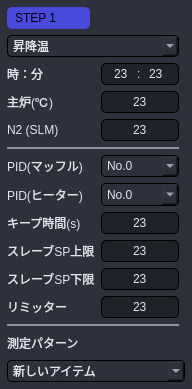
Old version of the form Source code/gui_main/gui/widgets/py_pattern/temp_pattern.ui in the repository coolandy345/MS4371.
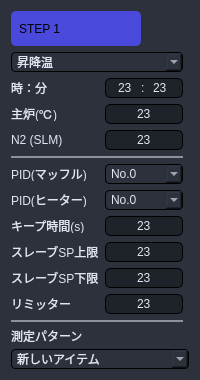
New version of the form.

Diff of the .ui file:
```diff
--- a/Source code/gui_main/gui/widgets/py_pattern/temp_pattern.ui
+++ b/Source code/gui_main/gui/widgets/py_pattern/temp_pattern.ui
@@ -6,8 +6,8 @@
    <rect>
     <x>0</x>
     <y>0</y>
-    <width>192</width>
-    <height>389</height>
+    <width>200</width>
+    <height>380</height>
    </rect>
   </property>
   <property name="sizePolicy">
@@ -18,14 +18,14 @@
   </property>
   <property name="minimumSize">
    <size>
-    <width>0</width>
-    <height>0</height>
+    <width>200</width>
+    <height>380</height>
    </size>
   </property>
   <property name="maximumSize">
    <size>
-    <width>16777215</width>
-    <height>16777215</height>
+    <width>200</width>
+    <height>380</height>
    </size>
   </property>
   <property name="windowTitle">
@@ -124,16 +124,16 @@
       </property>
       <layout class="QGridLayout" name="gridLayout_4">
        <property name="leftMargin">
-        <number>2</number>
+        <number>6</number>
        </property>
        <property name="topMargin">
-        <number>2</number>
+        <number>6</number>
        </property>
        <property name="rightMargin">
-        <number>2</number>
+        <number>6</number>
        </property>
        <property name="bottomMargin">
-        <number>2</number>
+        <number>6</number>
        </property>
        <property name="spacing">
         <number>6</number>
@@ -149,13 +149,13 @@
          <property name="minimumSize">
           <size>
            <width>0</width>
-           <height>0</height>
+           <height>20</height>
           </size>
          </property>
          <property name="maximumSize">
           <size>
            <width>16777215</width>
-           <height>16777215</height>
+           <height>20</height>
           </size>
          </property>
          <property name="styleSheet">
@@ -211,13 +211,13 @@
          <property name="minimumSize">
           <size>
            <width>0</width>
-           <height>0</height>
+           <height>20</height>
           </size>
          </property>
          <property name="maximumSize">
           <size>
            <width>16777215</width>
-           <height>16777215</height>
+           <height>20</height>
           </size>
          </property>
          <property name="mouseTracking">
@@ -258,13 +258,13 @@
          <property name="minimumSize">
           <size>
            <width>0</width>
-           <height>0</height>
+           <height>15</height>
           </size>
          </property>
          <property name="maximumSize">
           <size>
            <width>16777215</width>
-           <height>16777215</height>
+           <height>15</height>
           </size>
          </property>
          <property name="styleSheet">
@@ -282,13 +282,13 @@
          <property name="minimumSize">
           <size>
            <width>0</width>
-           <height>0</height>
+           <height>15</height>
           </size>
          </property>
          <property name="maximumSize">
           <size>
            <width>16777215</width>
-           <height>16777215</height>
+           <height>15</height>
           </size>
          </property>
          <property name="styleSheet">
@@ -306,13 +306,13 @@
          <property name="minimumSize">
           <size>
            <width>0</width>
-           <height>0</height>
+           <height>15</height>
           </size>
          </property>
          <property name="maximumSize">
           <size>
            <width>16777215</width>
-           <height>16777215</height>
+           <height>15</height>
           </size>
          </property>
          <property name="styleSheet">
@@ -330,13 +330,13 @@
          <property name="minimumSize">
           <size>
            <width>0</width>
-           <height>0</height>
+           <height>15</height>
           </size>
          </property>
          <property name="maximumSize">
           <size>
            <width>16777215</width>
-           <height>16777215</height>
+           <height>15</height>
           </size>
          </property>
          <property name="styleSheet">
@@ -360,13 +360,13 @@
          <property name="minimumSize">
           <size>
            <width>0</width>
-           <height>0</height>
+           <height>20</height>
           </size>
          </property>
          <property name="maximumSize">
           <size>
            <width>16777215</width>
-           <height>16777215</height>
+           <height>20</height>
           </size>
          </property>
          <property name="styleSheet">
@@ -396,13 +396,13 @@
          <property name="minimumSize">
           <size>
            <width>0</width>
-           <height>0</height>
+           <height>20</height>
           </size>
          </property>
          <property name="maximumSize">
           <size>
            <width>16777215</width>
-           <height>16777215</height>
+           <height>20</height>
           </size>
          </property>
          <property name="styleSheet">
@@ -471,7 +471,7 @@
              <enum>QAbstractSpinBox::NoButtons</enum>
             </property>
             <property name="maximum">
-             <number>999</number>
+             <number>99</number>
             </property>
             <property name="stepType">
              <enum>QAbstractSpinBox::DefaultStepType</enum>
@@ -535,7 +535,7 @@
              <enum>QAbstractSpinBox::NoButtons</enum>
             </property>
             <property name="maximum">
-             <number>999</number>
+             <number>59</number>
             </property>
             <property name="stepType">
              <enum>QAbstractSpinBox::DefaultStepType</enum>
@@ -553,13 +553,13 @@
          <property name="minimumSize">
           <size>
            <width>0</width>
-           <height>0</height>
+           <height>15</height>
           </size>
          </property>
          <property name="maximumSize">
           <size>
            <width>16777215</width>
-           <height>16777215</height>
+           <height>15</height>
           </size>
          </property>
          <property name="styleSheet">
@@ -608,13 +608,13 @@
          <property name="minimumSize">
           <size>
            <width>0</width>
-           <height>0</height>
+           <height>20</height>
           </size>
          </property>
          <property name="maximumSize">
           <size>
            <width>16777215</width>
-           <height>16777215</height>
+           <height>20</height>
           </size>
          </property>
          <property name="mouseTracking">
@@ -661,13 +661,13 @@
          <property name="minimumSize">
           <size>
            <width>0</width>
-           <height>0</height>
+           <height>20</height>
           </size>
          </property>
          <property name="maximumSize">
           <size>
            <width>16777215</width>
-           <height>16777215</height>
+           <height>20</height>
           </size>
          </property>
          <property name="mouseTracking">
@@ -708,13 +708,13 @@
          <property name="minimumSize">
           <size>
            <width>0</width>
-           <height>0</height>
+           <height>15</height>
           </size>
          </property>
          <property name="maximumSize">
           <size>
            <width>16777215</width>
-           <height>16777215</height>
+           <height>15</height>
           </size>
          </property>
          <property name="styleSheet">
@@ -732,13 +732,13 @@
          <property name="minimumSize">
           <size>
            <width>0</width>
-           <height>0</height>
+           <height>15</height>
           </size>
          </property>
          <property name="maximumSize">
           <size>
            <width>16777215</width>
-           <height>16777215</height>
+           <height>15</height>
           </size>
          </property>
          <property name="styleSheet">
@@ -756,13 +756,13 @@
          <property name="minimumSize">
           <size>
            <width>0</width>
-           <height>0</height>
+           <height>15</height>
           </size>
          </property>
          <property name="maximumSize">
           <size>
            <width>16777215</width>
-           <height>16777215</height>
+           <height>15</height>
           </size>
          </property>
          <property name="styleSheet">
@@ -786,13 +786,13 @@
          <property name="minimumSize">
           <size>
            <width>0</width>
-           <height>0</height>
+           <height>20</height>
           </size>
          </property>
          <property name="maximumSize">
           <size>
            <width>16777215</width>
-           <height>16777215</height>
+           <height>20</height>
           </size>
          </property>
          <property name="mouseTracking">
@@ -864,13 +864,13 @@
          <property name="minimumSize">
           <size>
            <width>0</width>
-           <height>0</height>
+           <height>20</height>
           </size>
          </property>
          <property name="maximumSize">
           <size>
            <width>16777215</width>
-           <height>16777215</height>
+           <height>20</height>
           </size>
          </property>
          <property name="mouseTracking">
@@ -911,13 +911,13 @@
          <property name="minimumSize">
           <size>
            <width>0</width>
-           <height>0</height>
+           <height>15</height>
           </size>
          </property>
          <property name="maximumSize">
           <size>
            <width>16777215</width>
-           <height>16777215</height>
+           <height>15</height>
           </size>
          </property>
          <property name="styleSheet">
@@ -935,13 +935,13 @@
          <property name="minimumSize">
           <size>
            <width>0</width>
-           <height>0</height>
+           <height>15</height>
           </size>
          </property>
          <property name="maximumSize">
           <size>
            <width>16777215</width>
-           <height>16777215</height>
+           <height>15</height>
           </size>
          </property>
          <property name="styleSheet">
@@ -965,13 +965,13 @@
          <property name="minimumSize">
           <size>
            <width>0</width>
-           <height>0</height>
+           <height>20</height>
           </size>
          </property>
          <property name="maximumSize">
           <size>
            <width>16777215</width>
-           <height>16777215</height>
+           <height>20</height>
           </size>
          </property>
          <property name="styleSheet">
@@ -1024,6 +1024,18 @@
            <verstretch>0</verstretch>
           </sizepolicy>
          </property>
+         <property name="minimumSize">
+          <size>
+           <width>0</width>
+           <height>20</height>
+          </size>
+         </property>
+         <property name="maximumSize">
+          <size>
+           <width>16777215</width>
+           <height>20</height>
+          </size>
+         </property>
          <property name="styleSheet">
           <string notr="true">font:12px &quot;游ゴシック&quot;;
 color: rgb(225, 230, 241);
@@ -1084,8 +1096,8 @@
            <widget class="QLabel" name="Step_label">
             <property name="minimumSize">
              <size>
-              <width>0</width>
-              <height>0</height>
+              <width>130</width>
+              <height>20</height>
              </size>
             </property>
             <property name="maximumSize">
@@ -1165,13 +1177,13 @@
          <property name="minimumSize">
           <size>
            <width>0</width>
-           <height>0</height>
+           <height>20</height>
           </size>
          </property>
          <property name="maximumSize">
           <size>
            <width>16777215</width>
-           <height>16777215</height>
+           <height>20</height>
           </size>
          </property>
          <property name="mouseTracking">
```
Left out of the diff: 14 changed lines with no effect on the pictures.
